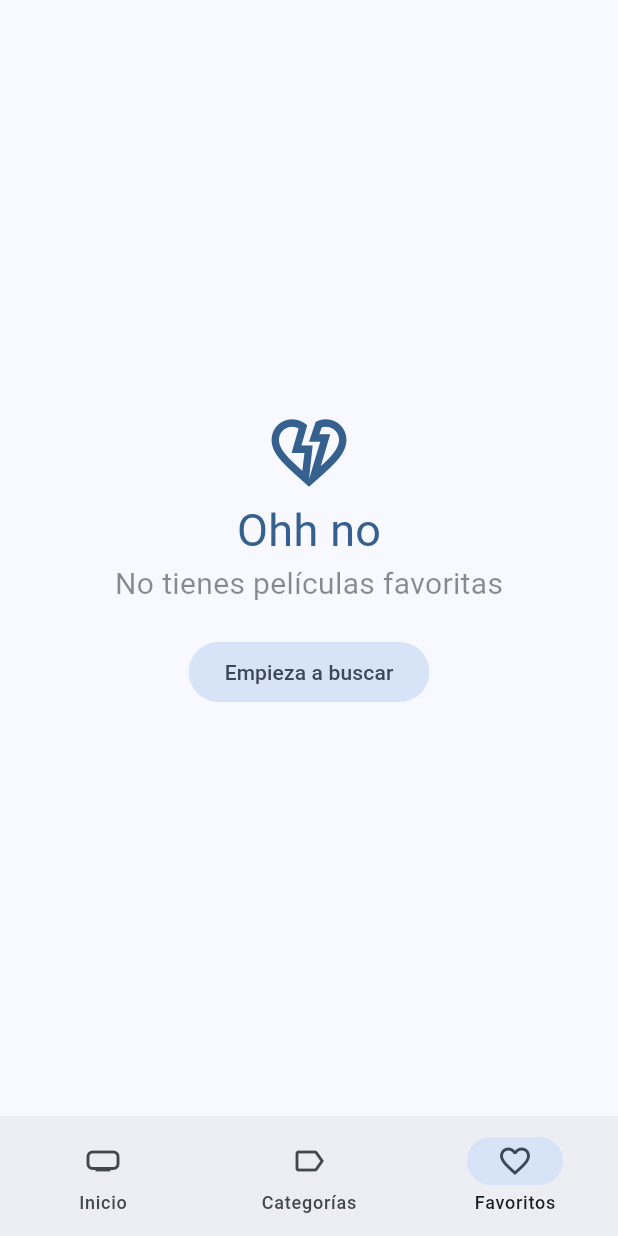
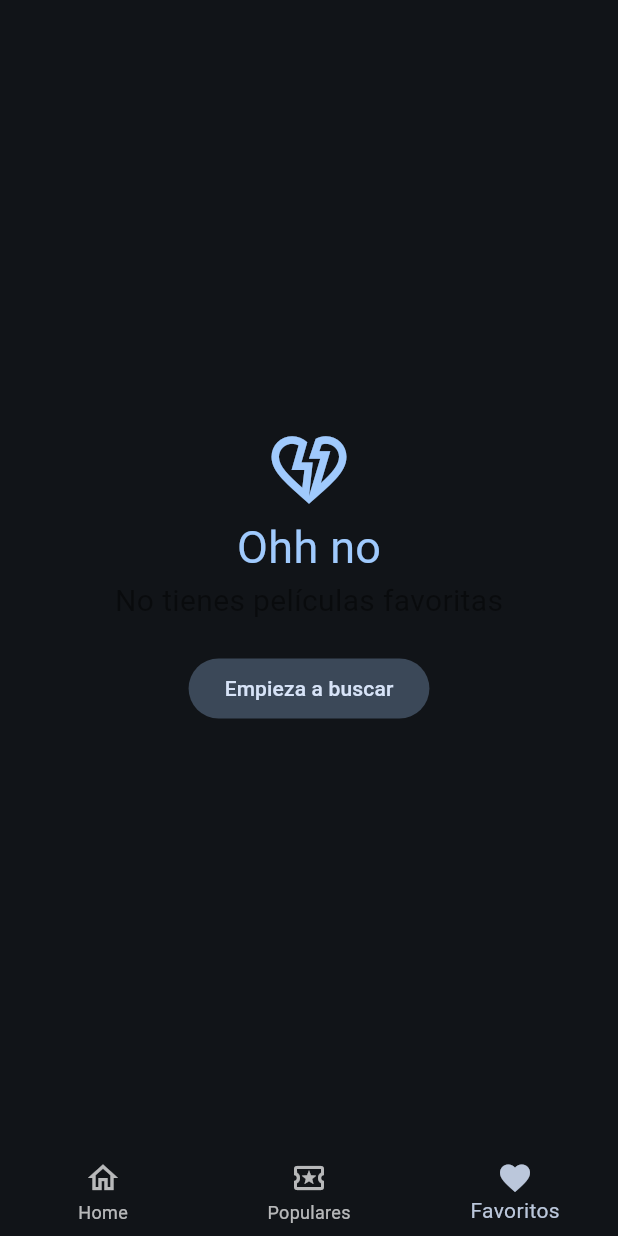
Before and after one commit to diegoquartino/cinemapedia, a Flutter app: the screen it shows after launch, item 3 of the bottom bar chosen, on a phone screen of 412 x 824 dp. Run offline on Flutter 3.47's test engine with Material 3 defaults, Android fonts, the phone set to English and light mode, and no system bars; our stand-ins replace animate_do, card_swiper, dio, flutter_dotenv, flutter_riverpod, go_router and 2 more; accounts and stored records are empty; generated files the repository leaves out were written again; network calls fail.

Commit message:
Arreglos varios Se agregan peliculas similares al movie_screen.dart

```diff
--- a/lib/config/helpers/humman_formats.dart
+++ b/lib/config/helpers/humman_formats.dart
@@ -10,4 +10,5 @@ class HumanFormats {
 
     return formattedNumber;
   }
+
 }
--- a/lib/config/theme/app_theme.dart
+++ b/lib/config/theme/app_theme.dart
@@ -5,6 +5,7 @@ class AppTheme {
   ThemeData getTheme() => ThemeData(
     useMaterial3: true,
     colorSchemeSeed: Colors.blue,
+    brightness: Brightness.dark
   );
 
 }
--- a/lib/domain/datasources/movies_datasource.dart
+++ b/lib/domain/datasources/movies_datasource.dart
@@ -12,6 +12,8 @@ abstract class MoviesDatasource {
 
   Future<Movie> getMovieById(String id);
 
+  Future<List<Movie>> getSimilars(String id, {int page = 1});
+
   //Busqueda de peliculas
   Future<List<Movie>> searchMovies(String query);
 }
--- a/lib/domain/repositories/movies_repository.dart
+++ b/lib/domain/repositories/movies_repository.dart
@@ -13,6 +13,7 @@ abstract class MoviesRepository {
 
   Future<Movie> getMovieById(String id);
 
+  Future<List<Movie>> getSimilars(String id, {int page = 1});
 
   //Busqueda de peliculas
   Future<List<Movie>> searchMovies(String query);
--- a/lib/presentation/screens/movies/home_screen.dart
+++ b/lib/presentation/screens/movies/home_screen.dart
@@ -10,7 +10,7 @@ class HomeScreen extends StatelessWidget {
 
   final viewRoutes = const <Widget>[
     HomeView(),
-    SizedBox(),
+    PopularView(),
     FavouriteView(),
   ];
 
--- a/lib/presentation/views/movies/favourites_view.dart
+++ b/lib/presentation/views/movies/favourites_view.dart
@@ -1,4 +1,3 @@
-import 'package:cinemapedia/main.dart';
 import 'package:cinemapedia/presentation/providers/providers.dart';
 import 'package:cinemapedia/presentation/widgets/widgets.dart';
 import 'package:flutter/material.dart';
--- a/lib/presentation/views/views.dart
+++ b/lib/presentation/views/views.dart
@@ -1,2 +1,3 @@
 export 'movies/home_view.dart';
 export 'movies/favourites_view.dart';
+export 'movies/popular_view.dart';
--- a/lib/presentation/widgets/shared/cusom_appbar.dart
+++ b/lib/presentation/widgets/shared/cusom_appbar.dart
@@ -47,6 +47,9 @@ class CustomAppbar extends ConsumerWidget {
                 },
                 icon: const Icon(Icons.search),
               ),
+              IconButton(onPressed: () {
+                //TODO: Hacer funcionalidad para personalizacion
+              }, icon: const Icon(Icons.settings_outlined),),
             ],
           ),
         ),
--- a/lib/presentation/widgets/shared/custom_bottom_navigationbar.dart
+++ b/lib/presentation/widgets/shared/custom_bottom_navigationbar.dart
@@ -28,43 +28,48 @@ class CustomBottomNavigationBar extends StatelessWidget {
 
   @override
   Widget build(BuildContext context) {
-    return NavigationBar(
-      elevation: 0,
-      selectedIndex: currentIndex,
-      onDestinationSelected: (index) => onItemTapped(context, index),
-      destinations: const [
-        NavigationDestination(
-          icon: Icon(Icons.home_max_outlined),
-          label: 'Inicio',
-        ),
-        NavigationDestination(
-          icon: Icon(Icons.label_outline),
-          label: 'Categorías',
-        ),
-        NavigationDestination(
-          icon: Icon(Icons.favorite_outline),
-          label: 'Favoritos',
-        ),
-      ],
-    );
-    // return BottomNavigationBar(
+    // return NavigationBar(
     //   elevation: 0,
-    //   currentIndex: currentIndex,
-    //   onTap: (value) => onItemTapped(context, value),
-    //   items: const [
-    //     BottomNavigationBarItem(
-    //       icon: Icon(Icons.home),
-    //       label: 'Home',
+    //   selectedIndex: currentIndex,
+    //   onDestinationSelected: (index) => onItemTapped(context, index),
+    //   destinations: const [
+    //     NavigationDestination(
+    //       icon: Icon(Icons.home_max_outlined),
+    //       label: 'Inicio',
     //     ),
-    //     BottomNavigationBarItem(
+    //     NavigationDestination(
     //       icon: Icon(Icons.label_outline),
-    //       label: 'Categorias',
+    //       label: 'Pupolares',
+
     //     ),
-    //     BottomNavigationBarItem(
+    //     NavigationDestination(
     //       icon: Icon(Icons.favorite_outline),
     //       label: 'Favoritos',
     //     ),
     //   ],
     // );
+    return BottomNavigationBar(
+      elevation: 0,
+      currentIndex: currentIndex,
+      onTap: (value) => onItemTapped(context, value),
+      items: const [
+        BottomNavigationBarItem(
+          icon: Icon(Icons.home_outlined),
+          label: 'Home',
+          activeIcon: Icon(Icons.home),
+        ),
+        BottomNavigationBarItem(
+          icon: Icon(Icons.local_activity_outlined),
+          label: 'Populares',
+          activeIcon: Icon(Icons.local_activity_rounded),
+        ),
+        BottomNavigationBarItem(
+          icon: Icon(Icons.favorite_outline),
+          label: 'Favoritos',
+          activeIcon: Icon(Icons.favorite),
+
+        ),
+      ],
+    );
   }
 }
```
Also changed, not shown: lib/infraestructure/datasources/moviedb_datasource.dart (+13 -1 lines), lib/infraestructure/repositories/movie_repository_impl.dart (+5 -3 lines), lib/presentation/providers/movies/movies_providers.dart (+45 -6 lines), lib/presentation/screens/movies/movie_screen.dart (+64 -17 lines), lib/presentation/views/movies/home_view.dart (+0 -10 lines), lib/presentation/views/movies/popular_view.dart (added, +36 -0 lines), lib/presentation/widgets/movies/movies_slideshow.dart (+77 -7 lines), 1 other file.
